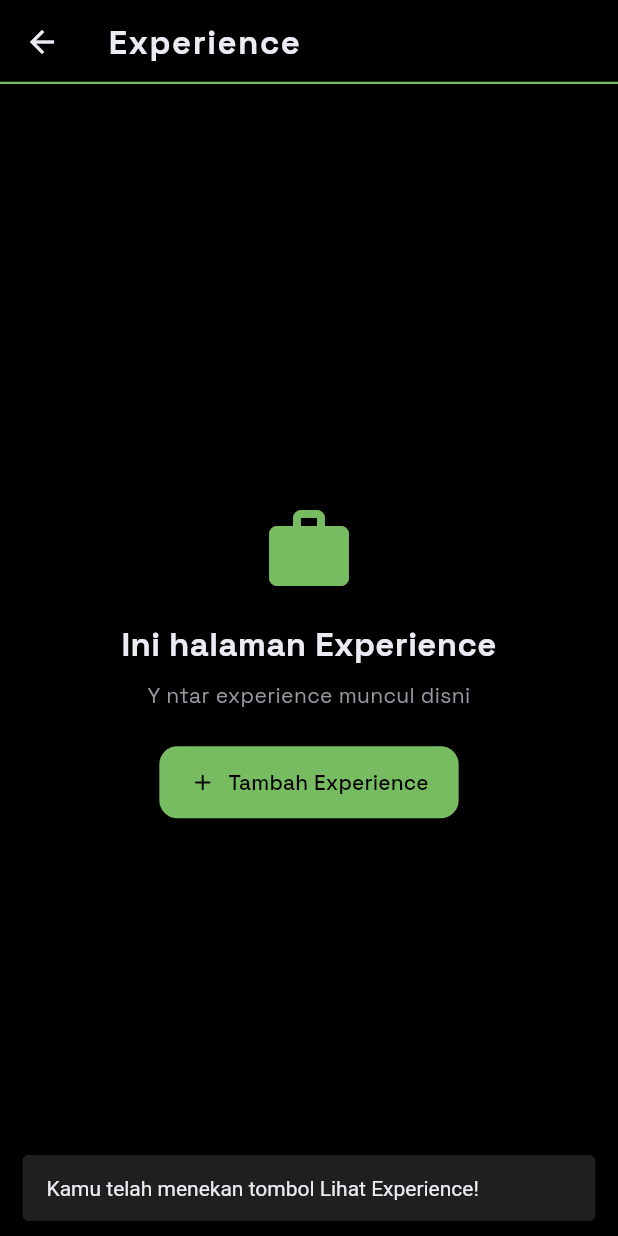
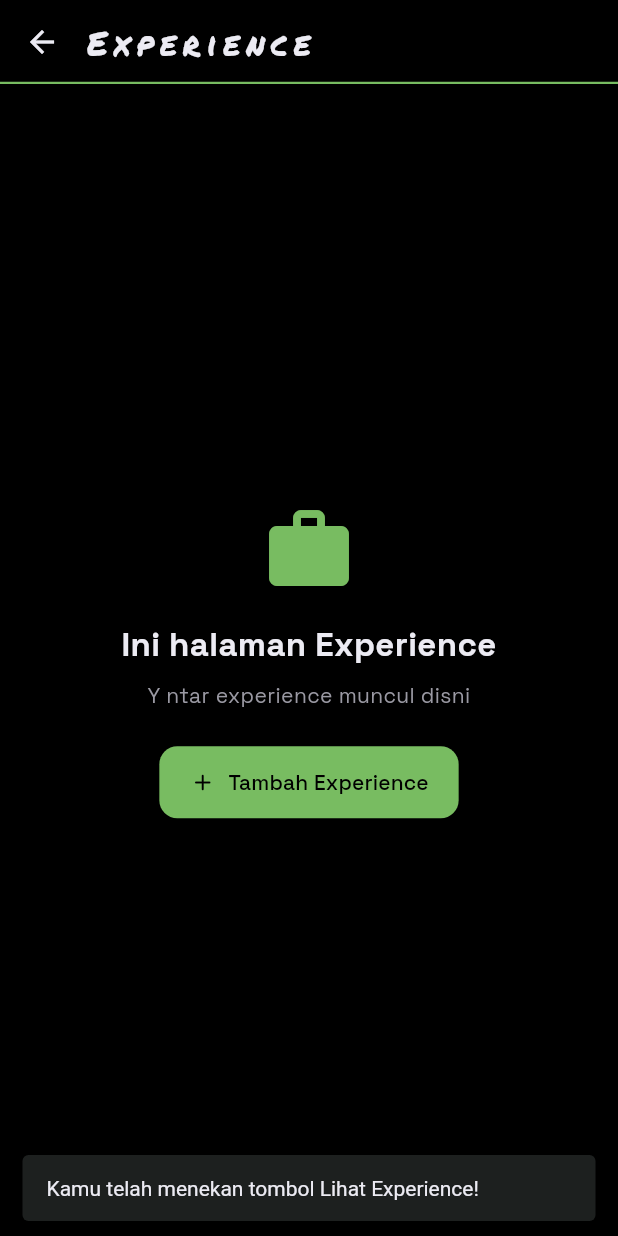
Before and after one commit to JihanN-arch/myportofolio-mobile-pbp, a Flutter app: the screen it shows after launch, after a tap on "Lihat Experience", on a phone screen of 412 x 824 dp. Run offline on Flutter 3.47's test engine with Material 3 defaults, Android fonts, the phone set to English and light mode, and no system bars; project files that could hold a hidden picture were left out.

Commit message:
style: terapkan font kustom dan rapikan judul AppBar

```diff
--- a/lib/menu.dart
+++ b/lib/menu.dart
@@ -1,5 +1,6 @@
 import 'package:flutter/material.dart';
 import 'package:myportofolio_mobile/app_colors.dart';
+import 'package:myportofolio_mobile/app_text_styles.dart';
 import 'package:myportofolio_mobile/screens/experience_page.dart';
 import 'package:myportofolio_mobile/screens/expertise_page.dart';
 import 'package:myportofolio_mobile/screens/project_page.dart';
@@ -42,14 +43,14 @@ class MyHomePage extends StatelessWidget {
   final String kelas = "PBP C";
 
   final List<ItemHomepage> items = const [
-    // projek
+    // projects
     ItemHomepage(
       "Lihat Projects",
       Icons.folder_rounded,
       AppColors.red,
       page: ProjectsPage(),
     ),
-    // experise
+    // expertise
     ItemHomepage(
       "Lihat Expertise",
       Icons.bolt_rounded,
@@ -65,7 +66,6 @@ class MyHomePage extends StatelessWidget {
       foregroundColor: AppColors.black,
       page: ExperiencePage(),
     ),
-
     // logout
     ItemHomepage(
       "Logout",
@@ -80,10 +80,7 @@ class MyHomePage extends StatelessWidget {
   Widget build(BuildContext context) {
     return Scaffold(
       appBar: AppBar(
-        title: const Text(
-          'JIHAN',
-          style: TextStyle(fontWeight: FontWeight.w900, letterSpacing: 4),
-        ),
+        title: const Text('JIHAN', style: AppTextStyles.logo),
         backgroundColor: AppColors.black,
         foregroundColor: AppColors.white,
         scrolledUnderElevation: 0,
@@ -101,7 +98,7 @@ class MyHomePage extends StatelessWidget {
             HeroSection(name: nama),
             const SizedBox(height: 24),
 
-            // Tiga IngfoCard
+            // Tiga InfoCard
             IntrinsicHeight(
               child: Row(
                 crossAxisAlignment: CrossAxisAlignment.stretch,
@@ -125,11 +122,7 @@ class MyHomePage extends StatelessWidget {
             const Text(
               'MENU',
               textAlign: TextAlign.center,
-              style: TextStyle(
-                color: AppColors.muted,
-                fontWeight: FontWeight.bold,
-                letterSpacing: 4,
-              ),
+              style: AppTextStyles.sectionLabel,
             ),
             const SizedBox(height: 12),
 
@@ -160,7 +153,7 @@ class MyHomePage extends StatelessWidget {
   }
 }
 
-///   Hero section ikutin web
+/// Hero section, ikutin tampilan web.
 class HeroSection extends StatelessWidget {
   final String name;
 
@@ -174,23 +167,10 @@ class HeroSection extends StatelessWidget {
         const Text(
           'HEY, MY NAME IS....',
           textAlign: TextAlign.center,
-          style: TextStyle(
-            color: AppColors.green,
-            fontWeight: FontWeight.bold,
-            letterSpacing: 2,
-          ),
+          style: AppTextStyles.eyebrow,
         ),
         const SizedBox(height: 8),
-        Text(
-          name,
-          textAlign: TextAlign.center,
-          style: const TextStyle(
-            color: AppColors.red,
-            fontSize: 30,
-            fontWeight: FontWeight.w900,
-            height: 1.1,
-          ),
-        ),
+        Text(name, textAlign: TextAlign.center, style: AppTextStyles.h1),
         const SizedBox(height: 20),
         // Foto profil
         Center(
@@ -216,11 +196,7 @@ class HeroSection extends StatelessWidget {
         const SizedBox(height: 28),
         const Text.rich(
           TextSpan(
-            style: TextStyle(
-              fontSize: 12,
-              fontWeight: FontWeight.bold,
-              letterSpacing: 3,
-            ),
+            style: AppTextStyles.tagline,
             children: [
               TextSpan(
                 text: 'RESISTANT. ',
@@ -243,7 +219,7 @@ class HeroSection extends StatelessWidget {
   }
 }
 
-/// Kartu kecil buat nampilininformasi profil
+/// Kartu kecil buat nampilin informasi profil.
 class InfoCard extends StatelessWidget {
   final String title;
   final String content;
--- a/lib/widgets/section_placeholder.dart
+++ b/lib/widgets/section_placeholder.dart
@@ -1,5 +1,6 @@
 import 'package:flutter/material.dart';
 import 'package:myportofolio_mobile/app_colors.dart';
+import 'package:myportofolio_mobile/app_text_styles.dart';
 
 /// Halaman sementara untuk setiap bagian portofolio.
 /// ntar isinya diganti dengan daftar data dan fitur CRUD.
@@ -29,10 +30,8 @@ class SectionPlaceholder extends StatelessWidget {
 
     return Scaffold(
       appBar: AppBar(
-        title: Text(
-          title,
-          style: const TextStyle(fontWeight: FontWeight.bold, letterSpacing: 1),
-        ),
+        title: Text(title, style: AppTextStyles.logo),
+        titleSpacing: 0,
         backgroundColor: AppColors.black,
         foregroundColor: AppColors.white,
         scrolledUnderElevation: 0,
```
